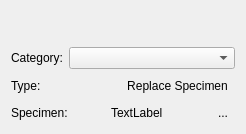
ctigaret/scipyen, file src/scipyen/gui/widgets/dataclasswidgets/biologicalsourcewidget.ui: the form before one commit.
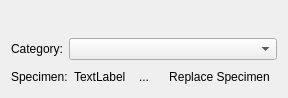
The form after the commit. Icons and pictures are not drawn. Custom widgets are drawn as their Qt base class.

What changed in the file:
```diff
--- a/src/scipyen/gui/widgets/dataclasswidgets/biologicalsourcewidget.ui
+++ b/src/scipyen/gui/widgets/dataclasswidgets/biologicalsourcewidget.ui
@@ -6,8 +6,8 @@
    <rect>
     <x>0</x>
     <y>0</y>
-    <width>246</width>
-    <height>134</height>
+    <width>204</width>
+    <height>98</height>
    </rect>
   </property>
   <property name="windowTitle">
@@ -58,61 +58,6 @@
     </layout>
    </item>
    <item row="2" column="0">
-    <layout class="QHBoxLayout" name="horizontalLayout_3">
-     <item>
-      <widget class="QLabel" name="label_3">
-       <property name="toolTip">
-        <string>Select Specimen Type</string>
-       </property>
-       <property name="statusTip">
-        <string>Select Specimen Type</string>
-       </property>
-       <property name="whatsThis">
-        <string>Select Specimen Type</string>
-       </property>
-       <property name="text">
-        <string>Type:</string>
-       </property>
-      </widget>
-     </item>
-     <item>
-      <spacer name="horizontalSpacer">
-       <property name="orientation">
-        <enum>Qt::Orientation::Horizontal</enum>
-       </property>
-       <property name="sizeHint" stdset="0">
-        <size>
-         <width>40</width>
-         <height>20</height>
-        </size>
-       </property>
-      </spacer>
-     </item>
-     <item>
-      <widget class="QToolButton" name="replaceSpecimenToolButton">
-       <property name="toolTip">
-        <string>Replace specimen</string>
-       </property>
-       <property name="statusTip">
-        <string>Replace specimen</string>
-       </property>
-       <property name="whatsThis">
-        <string>Replace specimen</string>
-       </property>
-       <property name="text">
-        <string>Replace Specimen</string>
-       </property>
-       <property name="icon">
-        <iconset theme="document-replace"/>
-       </property>
-       <property name="autoRaise">
-        <bool>true</bool>
-       </property>
-      </widget>
-     </item>
-    </layout>
-   </item>
-   <item row="3" column="0">
     <layout class="QHBoxLayout" name="horizontalLayout">
      <item>
       <widget class="QLabel" name="label_2">
@@ -153,6 +98,28 @@
        </property>
       </widget>
      </item>
+     <item>
+      <widget class="QToolButton" name="replaceSpecimenToolButton">
+       <property name="toolTip">
+        <string>Replace specimen</string>
+       </property>
+       <property name="statusTip">
+        <string>Replace specimen</string>
+       </property>
+       <property name="whatsThis">
+        <string>Replace specimen</string>
+       </property>
+       <property name="text">
+        <string>Replace Specimen</string>
+       </property>
+       <property name="icon">
+        <iconset theme="document-replace"/>
+       </property>
+       <property name="autoRaise">
+        <bool>true</bool>
+       </property>
+      </widget>
+     </item>
     </layout>
    </item>
   </layout>
```
